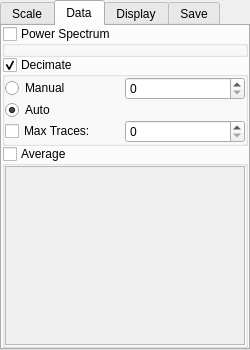
The window that lib/util/PlotWidget/plotConfigTemplate.ui (acq4/acq4) describes before a commit, drawn with Qt 5.
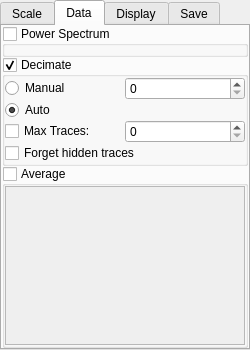
The same window after the commit. The open tabs and pages were chosen to show the change.

Commit message: Overhaul of plotWidget   - can save/restore state   - handles multiple plots (but averaging not yet implemented)

```diff
--- a/lib/util/PlotWidget/plotConfigTemplate.ui
+++ b/lib/util/PlotWidget/plotConfigTemplate.ui
@@ -295,6 +295,13 @@
           <item row="2" column="1">
            <widget class="QSpinBox" name="maxTracesSpin"/>
           </item>
+          <item row="3" column="0" colspan="2">
+           <widget class="QCheckBox" name="forgetTracesCheck">
+            <property name="text">
+             <string>Forget hidden traces</string>
+            </property>
+           </widget>
+          </item>
          </layout>
         </widget>
        </item>
```
Left out of the diff: 2 changed lines with no effect on the pictures. The commit also changes 14 other files.
